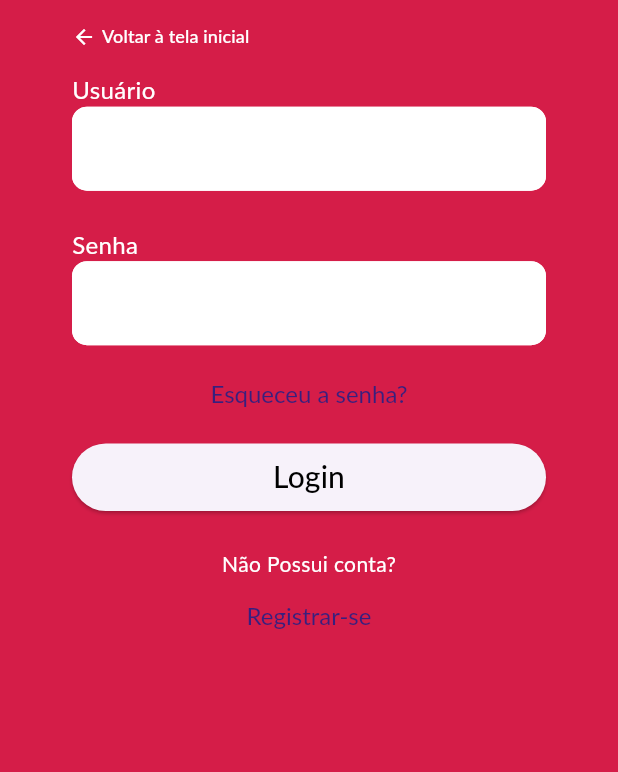
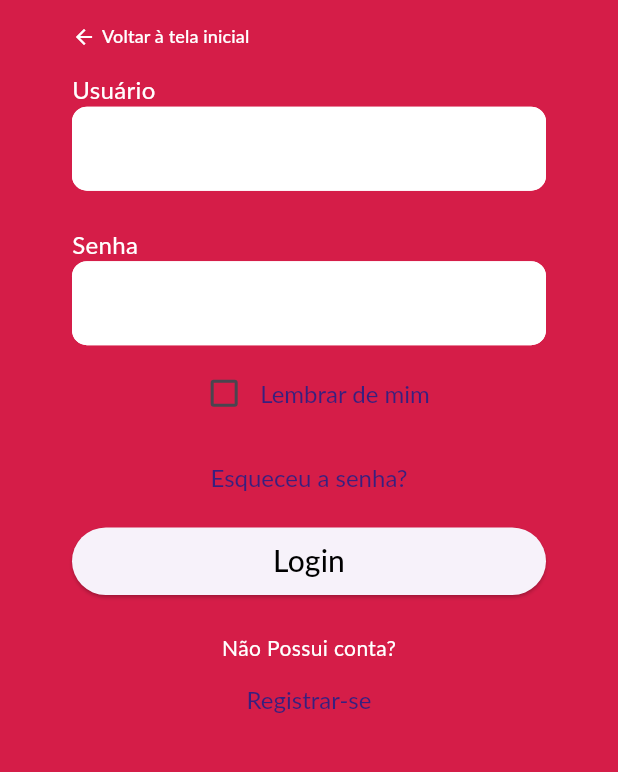
Before and after one commit to luisesales/BemCasados, a Flutter app: the Login screen opened directly with empty values, after a tap on "Login", on a phone screen of 412 x 824 dp, the part 247-1019 px from its top. Run offline on Flutter 3.47's test engine with Material 3 defaults, Android fonts, the phone set to English and light mode, and no system bars; our stand-ins replace flutter_svg, shared_preferences; accounts and stored records are empty; Roboto replaces fonts that are missing (Lato).

Commit message:
adding untested login function and correcting screen height problem in select user

```diff
--- a/lib/main.dart
+++ b/lib/main.dart
@@ -31,7 +31,7 @@
     }
 
     return ChangeNotifierProvider(
-      create: (context) => userList(),
+      create: (context) => UserList(),
       child: MaterialApp(
         title: 'Meu Casório Club',
         theme: ThemeData(
--- a/lib/model/userList.dart
+++ b/lib/model/userList.dart
@@ -2,10 +2,11 @@ import 'dart:convert';
 import 'dart:math';
 import 'package:flutter/material.dart';
 import 'package:http/http.dart' as http;
-import 'package:nuptia/model/User.dart';
+import 'package:nuptia/model/user.dart';
+import 'package:flutter/cupertino.dart';
 
-class userList with ChangeNotifier {
-  final _baseUrl = 'https://ddm20242-8e4a5-default-rtdb.firebaseio.com/';
+class UserList with ChangeNotifier {
+  final _baseUrl = 'https://nuptia-c773d-default-rtdb.firebaseio.com/';
   List<User> _userList = [];
   List<User> get users {
     return [..._userList];
@@ -18,7 +19,7 @@ class userList with ChangeNotifier {
       if (response.statusCode == 200) {
         Map<String, dynamic> _userListJson = jsonDecode(response.body);
         _userListJson.forEach((id, user) {
-          users.add(user.fromJson(id, user));
+          users.add(User.fromJson(id, user));
         });
         _userList = users;
         return users;
--- a/lib/pages/auth/forgotPassword.dart
+++ b/lib/pages/auth/forgotPassword.dart
@@ -11,7 +11,7 @@ class ForgotPassword extends StatelessWidget {
 
   @override
   Widget build(BuildContext context) {
-    final _users = Provider.of<userList>(
+    final _users = Provider.of<UserList>(
       context,
       listen: true,
     );
--- a/lib/pages/auth/login.dart
+++ b/lib/pages/auth/login.dart
@@ -3,28 +3,76 @@ import 'package:flutter_svg/flutter_svg.dart';
 import 'package:nuptia/model/user.dart';
 import 'package:nuptia/model/userList.dart';
 import 'package:provider/provider.dart';
+import 'package:shared_preferences/shared_preferences.dart';
 
 import 'package:nuptia/components/formFieldPersonal.dart';
 
-class Login extends StatelessWidget {
+class Login extends StatefulWidget {
   final bool isProvider;
   const Login({super.key, required this.isProvider});
 
   @override
+  State<Login> createState() => _LoginState();
+}
+
+class _LoginState extends State<Login> {
+  @override
   Widget build(BuildContext context) {
-    final _users = Provider.of<userList>(
+    final _provider = Provider.of<UserList>(
       context,
       listen: true,
     );
+    late Future<List<User>> _users = _provider.fetchUsers();
     final _usernameFocus = FocusNode();
     final _passwordFocus = FocusNode();
     final _formData = Map<String, Object>();
+    bool _rememberMe = false;
 
     void setData(String input, data) {
       _formData[data] = input;
     }
 
-    void login() {}
+    _loadUserData() async {
+      SharedPreferences prefs = await SharedPreferences.getInstance();
+      setState(() {
+        _formData['username'] = prefs.getString('email_username') ?? '';
+        _formData['password'] = prefs.getString('password') ?? '';
+        _rememberMe = prefs.getBool('remember_me') ?? false;
+      });
+    }
+
+    _saveUserData() async {
+      SharedPreferences prefs = await SharedPreferences.getInstance();
+      prefs.setString('email_username', _usernameFocus.toString());
+      prefs.setString('password', _passwordFocus.toString());
+      prefs.setBool('remember_me', _rememberMe);
+    }
+
+    _clearUserData() async {
+      SharedPreferences prefs = await SharedPreferences.getInstance();
+      prefs.remove('email_username');
+      prefs.remove('password');
+      prefs.setBool('remember_me', false);
+    }
+
+    void login() {
+      setState(() {
+        final List<User> userList = _provider.users;
+        for (int i = 0; i < userList.length; i++) {
+          if ((_formData['username'] == userList[i].username ||
+                  _formData['username'] == userList[i].email) &&
+              _formData['password'] == userList[i].password) {
+            if (_rememberMe) {
+              _saveUserData();
+            } else {
+              _clearUserData();
+            }
+            Navigator.of(context).pushNamed('/home');
+            return;
+          }
+        }
+      });
+    }
 
     return Scaffold(
       body: Container(
@@ -81,6 +129,26 @@ class Login extends StatelessWidget {
                       onReturn: (String data) {
                         setData(data, 'password');
                       },
+                    ),
+                    Container(
+                      height: 8,
+                    ),
+                    Row(
+                      mainAxisAlignment: MainAxisAlignment.center,
+                      children: [
+                        Checkbox(
+                          value: _rememberMe,
+                          onChanged: (bool? value) {
+                            setState(() {
+                              _rememberMe = value!;
+                            });
+                          },
+                        ),
+                        Text(
+                          "Lembrar de mim",
+                          style: Theme.of(context).textTheme.headlineMedium,
+                        ),
+                      ],
                     ),
                     Container(
                       height: 8,
--- a/lib/pages/auth/register.dart
+++ b/lib/pages/auth/register.dart
@@ -12,7 +12,7 @@ class Register extends StatelessWidget {
 
   @override
   Widget build(BuildContext context) {
-    final _users = Provider.of<userList>(
+    final _users = Provider.of<UserList>(
       context,
       listen: true,
     );
--- a/lib/pages/auth/selectUser.dart
+++ b/lib/pages/auth/selectUser.dart
@@ -20,7 +20,7 @@ class SelectUser extends StatelessWidget {
                 flex: 3,
                 child: Image.asset(
                   'assets/images/casal_tomando_cafe.png',
-                  height: 520,
+                  height: MediaQuery.of(context).size.height * (2 / 3),
                 ),
               ),
               Expanded(
--- a/pubspec.yaml
+++ b/pubspec.yaml
@@ -38,6 +38,7 @@ dependencies:
   http: ^1.2.2
   provider: ^6.1.2
   flutter_svg: ^2.0.16
+  shared_preferences: ^2.3.3
 
 dev_dependencies:
   flutter_test:
```
Also changed, not shown: pubspec.lock, 1 other file.
